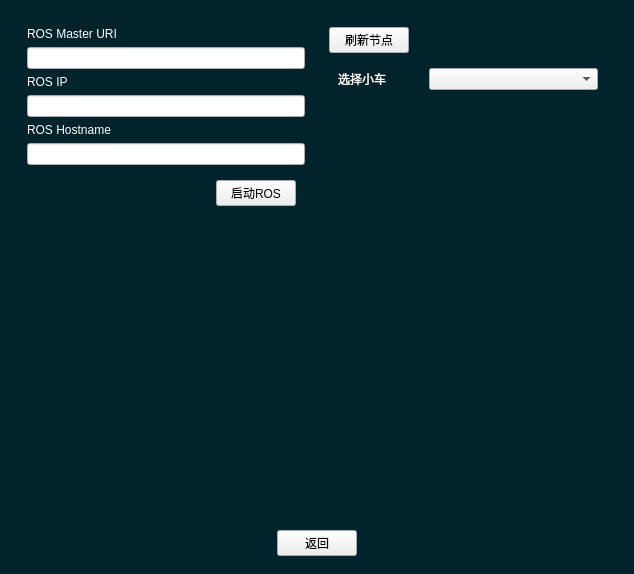
NovemberChopin/ParallelDriving, file parallel_driving/ui/config_panel.ui: the form before one commit.
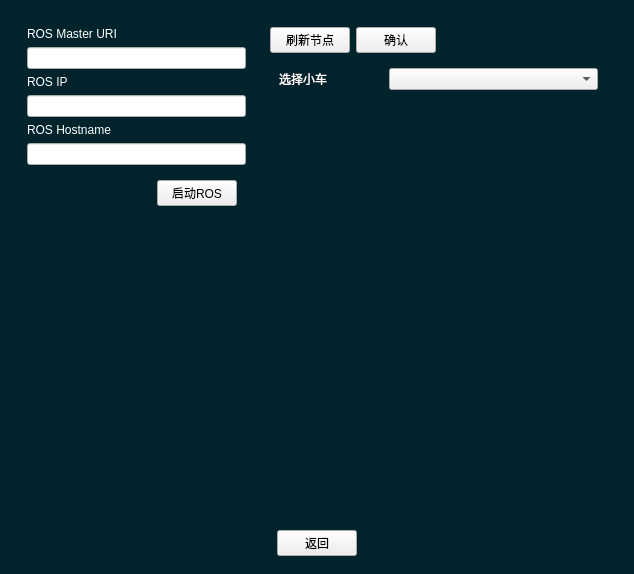
The form after the commit.

```diff
--- a/parallel_driving/ui/config_panel.ui
+++ b/parallel_driving/ui/config_panel.ui
@@ -53,7 +53,7 @@
           <verstretch>0</verstretch>
          </sizepolicy>
         </property>
-        <layout class="QHBoxLayout" name="horizontalLayout_2" stretch="1,1">
+        <layout class="QHBoxLayout" name="horizontalLayout_2" stretch="2,3">
          <item>
           <widget class="QWidget" name="left" native="true">
            <property name="sizePolicy">
@@ -170,12 +170,18 @@
          </item>
          <item>
           <widget class="QWidget" name="right" native="true">
-           <layout class="QVBoxLayout" name="verticalLayout_3" stretch="0,0,2,1">
+           <layout class="QVBoxLayout" name="verticalLayout_3" stretch="0,0,0,0">
             <item>
              <widget class="QWidget" name="widget_3" native="true">
+              <property name="sizePolicy">
+               <sizepolicy hsizetype="Preferred" vsizetype="Fixed">
+                <horstretch>0</horstretch>
+                <verstretch>0</verstretch>
+               </sizepolicy>
+              </property>
               <layout class="QHBoxLayout" name="horizontalLayout_4">
                <property name="spacing">
-                <number>0</number>
+                <number>6</number>
                </property>
                <property name="leftMargin">
                 <number>0</number>
@@ -196,6 +202,13 @@
                  </property>
                 </widget>
                </item>
+               <item>
+                <widget class="QPushButton" name="btn_confirm">
+                 <property name="text">
+                  <string>确认</string>
+                 </property>
+                </widget>
+               </item>
                <item>
                 <spacer name="horizontalSpacer_3">
                  <property name="orientation">
```
